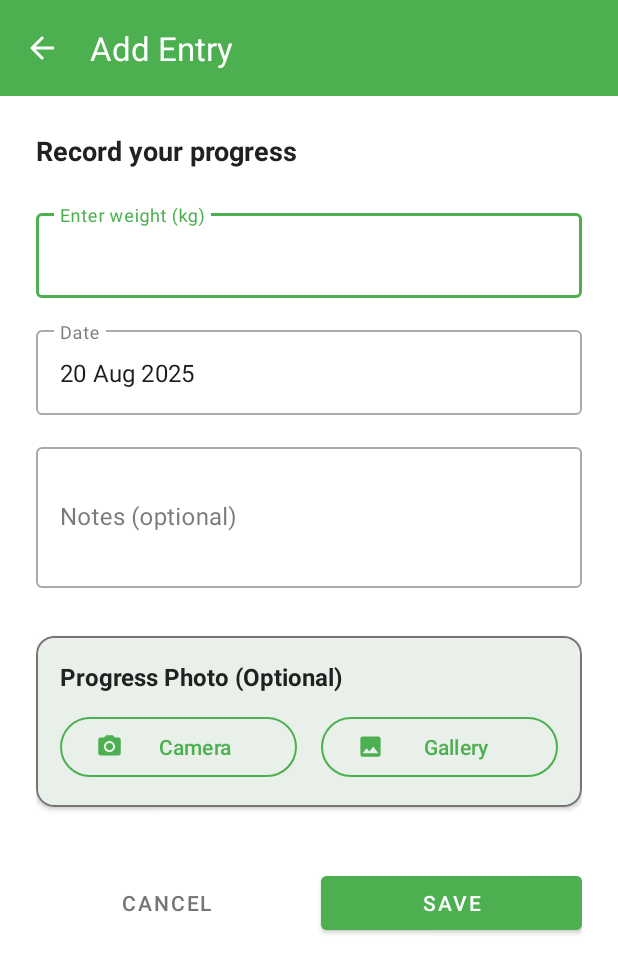
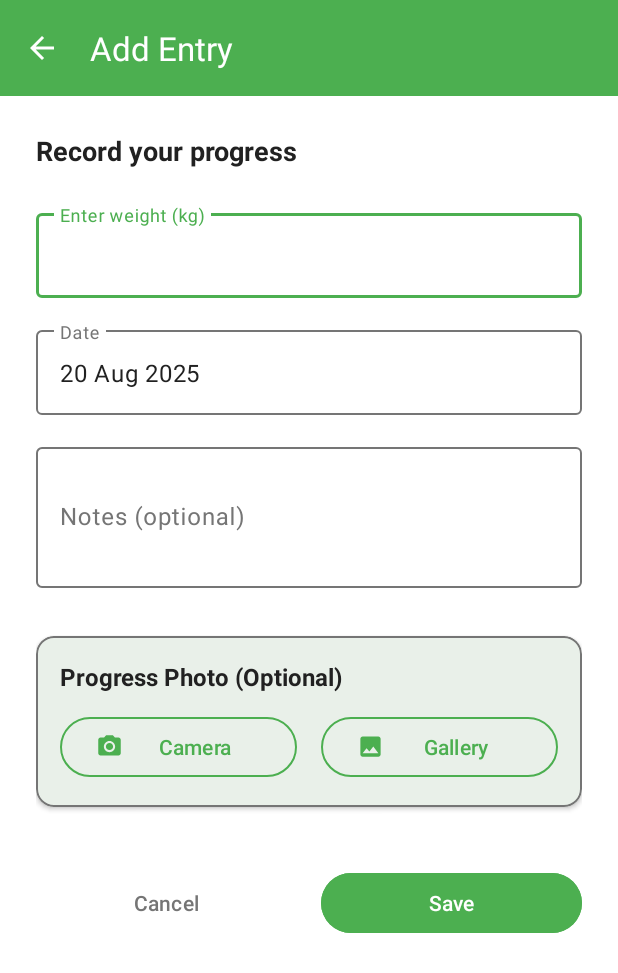
Before and after one commit to millifrikk/ProgressPal, an Android app: the AddEntryActivity screen opened directly, with no data from a screen before it, on a phone screen of 412 x 824 dp. Shown: the top 973 px of the screen. Run offline under Robolectric (Android 15) with nearby library versions, the phone set to English and light mode, and no system bars; our stand-ins replace Room's generated code.

Commit message:
Implement comprehensive Material3 dark mode theme system
- Add complete dark mode support with values-night/ resource qualifiers
- Fix critical visibility issues: calendar date picker text and app bar titles
- Migrate from Material2 to Material3 components throughout the app
- Create adaptive color selectors for seamless light/dark mode transitions
- Update 10+ layout files to use theme attributes instead of hardcoded colors
- Implement Material3 surface container system with 5-level elevation hierarchy
- Add proper status bar and navigation bar theming for both modes
- Document complete migration plan in color-theme-update-and-migration.md

This resolves dark mode visibility issues where UI elements were invisible
due to hardcoded colors. The app now automatically adapts to system theme
settings and provides proper contrast in both light and dark modes.

🤖 Generated with [Claude Code](https://claude.ai/code)

Co-Authored-By: Claude <noreply@anthropic.com>

```diff
--- /dev/null
+++ b/app/src/main/res/color/card_background_selector.xml
@@ -0,0 +1,4 @@
+<?xml version="1.0" encoding="utf-8"?>
+<selector xmlns:android="http://schemas.android.com/apk/res/android">
+    <item android:color="?attr/colorSurfaceVariant" />
+</selector>
--- /dev/null
+++ b/app/src/main/res/color/surface_selector.xml
@@ -0,0 +1,4 @@
+<?xml version="1.0" encoding="utf-8"?>
+<selector xmlns:android="http://schemas.android.com/apk/res/android">
+    <item android:color="?attr/colorSurface" />
+</selector>
--- /dev/null
+++ b/app/src/main/res/color/text_primary_selector.xml
@@ -0,0 +1,4 @@
+<?xml version="1.0" encoding="utf-8"?>
+<selector xmlns:android="http://schemas.android.com/apk/res/android">
+    <item android:color="?attr/colorOnSurface" />
+</selector>
--- /dev/null
+++ b/app/src/main/res/color/text_secondary_selector.xml
@@ -0,0 +1,4 @@
+<?xml version="1.0" encoding="utf-8"?>
+<selector xmlns:android="http://schemas.android.com/apk/res/android">
+    <item android:color="?attr/colorOnSurfaceVariant" />
+</selector>
--- a/app/src/main/res/layout/activity_add_entry.xml
+++ b/app/src/main/res/layout/activity_add_entry.xml
@@ -13,9 +13,9 @@
             android:id="@+id/toolbar"
             android:layout_width="match_parent"
             android:layout_height="?attr/actionBarSize"
-            android:background="@color/pal_primary"
-            app:titleTextColor="@android:color/white"
-            app:navigationIconTint="@android:color/white" />
+            android:background="?attr/colorPrimary"
+            app:titleTextColor="?attr/colorOnPrimary"
+            app:navigationIconTint="?attr/colorOnPrimary" />
 
     </com.google.android.material.appbar.AppBarLayout>
 
@@ -35,7 +35,7 @@
                 android:layout_height="wrap_content"
                 android:layout_marginBottom="24dp"
                 android:text="Record your progress"
-                android:textColor="@color/pal_text_primary"
+                android:textColor="?attr/colorOnSurface"
                 android:textSize="18sp"
                 android:textStyle="bold" />
 
@@ -45,7 +45,7 @@
                 android:layout_height="wrap_content"
                 android:layout_marginBottom="16dp"
                 android:hint="@string/weight_hint"
-                style="@style/Widget.MaterialComponents.TextInputLayout.OutlinedBox">
+                style="@style/Widget.Material3.TextInputLayout.OutlinedBox">
 
                 <com.google.android.material.textfield.TextInputEditText
                     android:id="@+id/et_weight"
@@ -62,7 +62,7 @@
                 android:layout_height="wrap_content"
                 android:layout_marginBottom="16dp"
                 android:hint="Date"
-                style="@style/Widget.MaterialComponents.TextInputLayout.OutlinedBox">
+                style="@style/Widget.Material3.TextInputLayout.OutlinedBox">
 
                 <com.google.android.material.textfield.TextInputEditText
                     android:id="@+id/et_date"
@@ -80,7 +80,7 @@
                 android:layout_height="wrap_content"
                 android:layout_marginBottom="32dp"
                 android:hint="@string/notes_hint"
-                style="@style/Widget.MaterialComponents.TextInputLayout.OutlinedBox">
+                style="@style/Widget.Material3.TextInputLayout.OutlinedBox">
 
                 <com.google.android.material.textfield.TextInputEditText
                     android:id="@+id/et_notes"
@@ -112,7 +112,7 @@
                         android:layout_height="wrap_content"
                         android:layout_marginBottom="12dp"
                         android:text="Progress Photo (Optional)"
-                        android:textColor="@color/pal_text_primary"
+                        android:textColor="?attr/colorOnSurface"
                         android:textSize="16sp"
                         android:textStyle="bold" />
 
@@ -121,7 +121,7 @@
                         android:layout_width="match_parent"
                         android:layout_height="200dp"
                         android:layout_marginBottom="12dp"
-                        android:background="@color/pal_surface"
+                        android:background="?attr/colorSurfaceVariant"
                         android:contentDescription="Progress photo preview"
                         android:scaleType="centerCrop"
                         android:src="@drawable/ic_dashboard"
@@ -141,7 +141,7 @@
                             android:layout_weight="1"
                             android:text="Camera"
                             app:icon="@drawable/ic_camera"
-                            app:strokeColor="@color/pal_primary" />
+                            app:strokeColor="?attr/colorPrimary" />
 
                         <com.google.android.material.button.MaterialButton
                             android:id="@+id/btn_gallery"
@@ -152,7 +152,7 @@
                             android:layout_weight="1"
                             android:text="Gallery"
                             app:icon="@drawable/ic_gallery"
-                            app:strokeColor="@color/pal_primary" />
+                            app:strokeColor="?attr/colorPrimary" />
 
                     </LinearLayout>
 
@@ -164,7 +164,7 @@
                         android:layout_gravity="center_horizontal"
                         android:layout_marginTop="8dp"
                         android:text="Remove Photo"
-                        android:textColor="@color/pal_error"
+                        android:textColor="?attr/colorError"
                         android:visibility="gone" />
 
                 </LinearLayout>
@@ -179,24 +179,24 @@
 
                 <com.google.android.material.button.MaterialButton
                     android:id="@+id/btn_cancel"
-                    style="@style/Widget.MaterialComponents.Button.TextButton"
+                    style="@style/Widget.Material3.Button.TextButton"
                     android:layout_width="0dp"
                     android:layout_height="wrap_content"
                     android:layout_marginEnd="8dp"
                     android:layout_weight="1"
                     android:text="@string/cancel"
-                    android:textColor="@color/pal_text_secondary" />
+                    android:textColor="?attr/colorOnSurfaceVariant" />
 
                 <com.google.android.material.button.MaterialButton
                     android:id="@+id/btn_save"
-                    style="@style/Widget.MaterialComponents.Button"
+                    style="@style/Widget.Material3.Button"
                     android:layout_width="0dp"
                     android:layout_height="wrap_content"
                     android:layout_marginStart="8dp"
                     android:layout_weight="1"
-                    android:backgroundTint="@color/pal_primary"
+                    android:backgroundTint="?attr/colorPrimary"
                     android:text="@string/save"
-                    android:textColor="@android:color/white" />
+                    android:textColor="?attr/colorOnPrimary" />
 
             </LinearLayout>
 
--- a/app/src/main/res/layout/fragment_history.xml
+++ b/app/src/main/res/layout/fragment_history.xml
@@ -36,14 +36,14 @@
                 android:layout_marginBottom="16dp"
                 android:alpha="0.5"
                 android:src="@android:drawable/ic_menu_recent_history"
-                app:tint="@color/pal_text_secondary" />
+                app:tint="?attr/colorOnSurfaceVariant" />
 
             <TextView
                 android:layout_width="wrap_content"
                 android:layout_height="wrap_content"
                 android:layout_marginBottom="8dp"
                 android:text="No Weight History"
-                android:textColor="@color/pal_text_primary"
+                android:textColor="?attr/colorOnSurface"
                 android:textSize="20sp"
                 android:textStyle="bold" />
 
@@ -52,7 +52,7 @@
                 android:layout_height="wrap_content"
                 android:gravity="center"
                 android:text="Start tracking your weight to see your progress history here."
-                android:textColor="@color/pal_text_secondary"
+                android:textColor="?attr/colorOnSurfaceVariant"
                 android:textSize="14sp" />
 
         </LinearLayout>
--- /dev/null
+++ b/app/src/main/res/values-night/colors.xml
@@ -0,0 +1,43 @@
+<?xml version="1.0" encoding="utf-8"?>
+<resources>
+    <!-- DARK MODE COLORS -->
+
+    <!-- Basic colors -->
+    <color name="black">#FF000000</color>
+    <color name="white">#FFFFFFFF</color>
+
+    <!-- Primary Colors (Dark Mode) -->
+    <color name="pal_primary">#81C784</color>          <!-- Lighter green for dark mode -->
+    <color name="pal_primary_dark">#4CAF50</color>     <!-- Keep original green -->
+    <color name="pal_primary_light">#A5D6A7</color>    <!-- Even lighter variant -->
+
+    <!-- Secondary Colors (Dark Mode) -->
+    <color name="pal_secondary">#64B5F6</color>        <!-- Lighter blue for dark mode -->
+    <color name="pal_secondary_dark">#2196F3</color>   <!-- Keep original blue -->
+    <color name="pal_secondary_light">#90CAF9</color>  <!-- Lighter variant -->
+
+    <!-- Accent Colors -->
+    <color name="pal_accent">#FFB74D</color>           <!-- Lighter orange for dark mode -->
+    <color name="pal_success">#A5D6A7</color>          <!-- Lighter green success -->
+    <color name="pal_warning">#FFD54F</color>          <!-- Lighter amber warning -->
+    <color name="pal_error">#EF5350</color>            <!-- Lighter red error -->
+
+    <!-- Surface & Background (Dark Mode) -->
+    <color name="pal_background">#121212</color>       <!-- Material dark background -->
+    <color name="pal_surface">#1E1E1E</color>          <!-- Material dark surface -->
+
+    <!-- Text Colors (Dark Mode) -->
+    <color name="pal_text_primary">#FFFFFF</color>     <!-- White text -->
+    <color name="pal_text_secondary">#B0B0B0</color>   <!-- Gray text -->
+
+    <!-- UI Elements (Dark Mode) -->
+    <color name="pal_divider">#3C3C3C</color>          <!-- Dark dividers -->
+    <color name="pal_border">#4A4A4A</color>           <!-- Dark borders -->
+    <color name="pal_progress_background">#1B5E20</color>  <!-- Dark green background -->
+
+    <!-- Dark Mode Specific Colors -->
+    <color name="pal_background_dark">#121212</color>
+    <color name="pal_surface_dark">#1E1E1E</color>
+    <color name="pal_text_primary_dark">#FFFFFF</color>
+    <color name="pal_text_secondary_dark">#B0B0B0</color>
+</resources>
--- /dev/null
+++ b/app/src/main/res/values-night/themes.xml
@@ -0,0 +1,82 @@
+<?xml version="1.0" encoding="utf-8"?>
+<resources>
+    <!-- Dark theme overrides -->
+    <style name="Theme.ProgressPal" parent="Theme.Material3.DayNight">
+        <!-- Primary brand color (Dark Mode) -->
+        <item name="colorPrimary">@color/pal_primary</item>
+        <item name="colorOnPrimary">@color/black</item>
+        <item name="colorPrimaryContainer">@color/pal_primary_dark</item>
+        <item name="colorOnPrimaryContainer">@color/white</item>
+
+        <!-- Secondary brand color (Dark Mode) -->
+        <item name="colorSecondary">@color/pal_secondary</item>
+        <item name="colorOnSecondary">@color/black</item>
+        <item name="colorSecondaryContainer">@color/pal_secondary_dark</item>
+        <item name="colorOnSecondaryContainer">@color/white</item>
+
+        <!-- Tertiary colors (Dark Mode) -->
+        <item name="colorTertiary">@color/pal_primary</item>
+        <item name="colorOnTertiary">@color/black</item>
+        <item name="colorTertiaryContainer">@color/pal_primary_dark</item>
+        <item name="colorOnTertiaryContainer">@color/white</item>
+
+        <!-- Surface colors (Dark Mode) -->
+        <item name="colorSurface">@color/pal_surface</item>
+        <item name="colorOnSurface">@color/pal_text_primary</item>
+        <item name="colorSurfaceVariant">#2C2C2C</item>
+        <item name="colorOnSurfaceVariant">@color/pal_text_secondary</item>
+
+        <!-- Material3 Surface Container System (Dark Mode) -->
+        <item name="colorSurfaceContainer">#2C2C2C</item>
+        <item name="colorSurfaceContainerLow">#1E1E1E</item>
+        <item name="colorSurfaceContainerLowest">#121212</item>
+        <item name="colorSurfaceContainerHigh">#3C3C3C</item>
+        <item name="colorSurfaceContainerHighest">#4A4A4A</item>
+
+        <!-- Background colors (Dark Mode) -->
+        <item name="android:colorBackground">@color/pal_background</item>
+        <item name="colorOnBackground">@color/pal_text_primary</item>
+
+        <!-- Error colors (Dark Mode) -->
+        <item name="colorError">@color/pal_error</item>
+        <item name="colorOnError">@color/black</item>
+        <item name="colorErrorContainer">@color/pal_error</item>
+        <item name="colorOnErrorContainer">@color/white</item>
+
+        <!-- Outline colors (Dark Mode) -->
+        <item name="colorOutline">@color/pal_border</item>
+        <item name="colorOutlineVariant">@color/pal_divider</item>
+
+        <!-- Status bar (Dark Mode) -->
+        <item name="android:statusBarColor">@color/pal_background</item>
+        <item name="android:windowLightStatusBar">false</item>
+
+        <!-- Navigation bar (Dark Mode) -->
+        <item name="android:navigationBarColor">@color/pal_background</item>
+        <item name="android:windowLightNavigationBar">false</item>
+
+        <!-- Material3 Text Appearances -->
+        <item name="textAppearanceBodyLarge">@style/TextAppearance.Material3.BodyLarge</item>
+        <item name="textAppearanceBodyMedium">@style/TextAppearance.Material3.BodyMedium</item>
+        <item name="textAppearanceBodySmall">@style/TextAppearance.Material3.BodySmall</item>
+        <item name="textAppearanceLabelLarge">@style/TextAppearance.Material3.LabelLarge</item>
+        <item name="textAppearanceLabelMedium">@style/TextAppearance.Material3.LabelMedium</item>
+        <item name="textAppearanceLabelSmall">@style/TextAppearance.Material3.LabelSmall</item>
+        <item name="textAppearanceHeadlineLarge">@style/TextAppearance.Material3.HeadlineLarge</item>
+        <item name="textAppearanceHeadlineMedium">@style/TextAppearance.Material3.HeadlineMedium</item>
+        <item name="textAppearanceHeadlineSmall">@style/TextAppearance.Material3.HeadlineSmall</item>
+        <item name="textAppearanceTitleLarge">@style/TextAppearance.Material3.TitleLarge</item>
+        <item name="textAppearanceTitleMedium">@style/TextAppearance.Material3.TitleMedium</item>
+        <item name="textAppearanceTitleSmall">@style/TextAppearance.Material3.TitleSmall</item>
+        <item name="textAppearanceDisplayLarge">@style/TextAppearance.Material3.DisplayLarge</item>
+        <item name="textAppearanceDisplayMedium">@style/TextAppearance.Material3.DisplayMedium</item>
+        <item name="textAppearanceDisplaySmall">@style/TextAppearance.Material3.DisplaySmall</item>
+    </style>
+
+    <!-- NoActionBar theme for splash screen (Dark Mode) -->
+    <style name="Theme.ProgressPal.NoActionBar" parent="Theme.ProgressPal">
+        <item name="windowActionBar">false</item>
+        <item name="windowNoTitle">true</item>
+        <item name="android:windowFullscreen">true</item>
+    </style>
+</resources>
--- a/app/src/main/res/values/colors.xml
+++ b/app/src/main/res/values/colors.xml
@@ -1,35 +1,41 @@
 <?xml version="1.0" encoding="utf-8"?>
 <resources>
+    <!-- LIGHT MODE COLORS -->
+
     <!-- Basic colors -->
     <color name="black">#FF000000</color>
     <color name="white">#FFFFFFFF</color>
 
-    <!-- Primary Colors -->
-    <color name="pal_primary">#4CAF50</color>
-    <color name="pal_primary_dark">#388E3C</color>
-    <color name="pal_primary_light">#81C784</color>
+    <!-- Primary Colors (Light Mode) -->
+    <color name="pal_primary">#4CAF50</color>          <!-- Material Green 500 -->
+    <color name="pal_primary_dark">#388E3C</color>     <!-- Material Green 700 -->
+    <color name="pal_primary_light">#81C784</color>    <!-- Material Green 300 -->
 
-    <!-- Secondary Colors -->
-    <color name="pal_secondary">#2196F3</color>
-    <color name="pal_secondary_dark">#1976D2</color>
-    <color name="pal_secondary_light">#64B5F6</color>
+    <!-- Secondary Colors (Light Mode) -->
+    <color name="pal_secondary">#2196F3</color>        <!-- Material Blue 500 -->
+    <color name="pal_secondary_dark">#1976D2</color>   <!-- Material Blue 700 -->
+    <color name="pal_secondary_light">#64B5F6</color>  <!-- Material Blue 300 -->
 
-    <!-- Accent Colors -->
-    <color name="pal_accent">#FF9800</color>
-    <color name="pal_success">#8BC34A</color>
-    <color name="pal_warning">#FFC107</color>
-    <color name="pal_error">#F44336</color>
+    <!-- Accent & Status Colors -->
+    <color name="pal_accent">#FF9800</color>           <!-- Orange accent -->
+    <color name="pal_success">#8BC34A</color>          <!-- Light green success -->
+    <color name="pal_warning">#FFC107</color>          <!-- Amber warning -->
+    <color name="pal_error">#F44336</color>            <!-- Red error -->
 
-    <!-- Neutral Colors -->
-    <color name="pal_background">#FFFFFF</color>
-    <color name="pal_surface">#F5F5F5</color>
-    <color name="pal_text_primary">#212121</color>
-    <color name="pal_text_secondary">#757575</color>
-    <color name="pal_divider">#E0E0E0</color>
-    <color name="pal_border">#CCCCCC</color>
-    <color name="pal_progress_background">#E8F5E8</color>
+    <!-- Surface & Background (Light Mode) -->
+    <color name="pal_background">#FFFFFF</color>       <!-- Pure white -->
+    <color name="pal_surface">#F5F5F5</color>          <!-- Light gray surface -->
 
-    <!-- Dark Mode Colors -->
+    <!-- Text Colors (Light Mode) -->
+    <color name="pal_text_primary">#212121</color>     <!-- Dark gray text -->
+    <color name="pal_text_secondary">#757575</color>   <!-- Medium gray text -->
+
+    <!-- UI Elements (Light Mode) -->
+    <color name="pal_divider">#E0E0E0</color>          <!-- Light dividers -->
+    <color name="pal_border">#CCCCCC</color>           <!-- Light borders -->
+    <color name="pal_progress_background">#E8F5E8</color>  <!-- Light green background -->
+
+    <!-- Legacy Dark Mode Colors (kept for backwards compatibility) -->
     <color name="pal_background_dark">#121212</color>
     <color name="pal_surface_dark">#1E1E1E</color>
     <color name="pal_text_primary_dark">#FFFFFF</color>
--- a/app/src/main/res/values/themes.xml
+++ b/app/src/main/res/values/themes.xml
@@ -20,11 +20,18 @@
         <item name="colorTertiaryContainer">@color/pal_primary_dark</item>
         <item name="colorOnTertiaryContainer">@color/white</item>
 
-        <!-- Surface colors -->
+            <!-- Surface colors (Light Mode) -->
         <item name="colorSurface">@color/pal_surface</item>
         <item name="colorOnSurface">@color/pal_text_primary</item>
-        <item name="colorSurfaceVariant">@color/pal_surface</item>
+        <item name="colorSurfaceVariant">#F3F3F3</item>
         <item name="colorOnSurfaceVariant">@color/pal_text_secondary</item>
+
+        <!-- Material3 Surface Container System (Light Mode) -->
+        <item name="colorSurfaceContainer">#F3F3F3</item>
+        <item name="colorSurfaceContainerLow">#FCFCFC</item>
+        <item name="colorSurfaceContainerLowest">@color/white</item>
+        <item name="colorSurfaceContainerHigh">#ECECEC</item>
+        <item name="colorSurfaceContainerHighest">#E6E6E6</item>
 
         <!-- Outline colors -->
         <item name="colorOutline">@color/pal_text_secondary</item>
@@ -36,9 +43,18 @@
         <item name="colorErrorContainer">@color/pal_error</item>
         <item name="colorOnErrorContainer">@color/white</item>
 
-        <!-- Background colors -->
+        <!-- Background colors (Light Mode) -->
+        <item name="android:colorBackground">@color/pal_background</item>
+        <item name="colorOnBackground">@color/pal_text_primary</item>
+
+        <!-- Status bar (Light Mode) -->
+        <item name="android:statusBarColor">@color/pal_primary</item>
+        <item name="android:windowLightStatusBar">false</item>
         <item name="android:windowBackground">@color/pal_background</item>
-        <item name="android:statusBarColor">@color/pal_primary</item>
+
+        <!-- Navigation bar (Light Mode) -->
+        <item name="android:navigationBarColor">@color/pal_background</item>
+        <item name="android:windowLightNavigationBar">true</item>
 
         <!-- Material3 Text Appearances -->
         <item name="textAppearanceBodyLarge">@style/TextAppearance.Material3.BodyLarge</item>
@@ -67,43 +83,43 @@
     <style name="ProgressPal.Headline1">
         <item name="android:textSize">32sp</item>
         <item name="android:textStyle">bold</item>
-        <item name="android:textColor">@color/pal_text_primary</item>
+        <item name="android:textColor">?attr/colorOnSurface</item>
     </style>
 
     <style name="ProgressPal.Headline2">
         <item name="android:textSize">24sp</item>
         <item name="android:textStyle">bold</item>
-        <item name="android:textColor">@color/pal_text_primary</item>
+        <item name="android:textColor">?attr/colorOnSurface</item>
     </style>
 
     <style name="ProgressPal.Body1">
         <item name="android:textSize">16sp</item>
-        <item name="android:textColor">@color/pal_text_primary</item>
+        <item name="android:textColor">?attr/colorOnSurface</item>
     </style>
 
     <style name="ProgressPal.Body2">
         <item name="android:textSize">14sp</item>
-        <item name="android:textColor">@color/pal_text_secondary</item>
+        <item name="android:textColor">?attr/colorOnSurfaceVariant</item>
     </style>
 
     <style name="ProgressPal.Button">
         <item name="android:textSize">14sp</item>
         <item name="android:textAllCaps">false</item>
-        <item name="android:background">@color/pal_primary</item>
-        <item name="android:textColor">@color/white</item>
+        <item name="android:background">?attr/colorPrimary</item>
+        <item name="android:textColor">?attr/colorOnPrimary</item>
     </style>
 
     <style name="ProgressPal.Button.Outlined">
         <item name="android:textSize">14sp</item>
         <item name="android:textAllCaps">false</item>
         <item name="android:background">@android:color/transparent</item>
-        <item name="android:textColor">@color/pal_primary</item>
+        <item name="android:textColor">?attr/colorPrimary</item>
     </style>
 
     <style name="ProgressPal.Card">
         <item name="cardCornerRadius">8dp</item>
         <item name="cardElevation">2dp</item>
-        <item name="cardBackgroundColor">@color/white</item>
+        <item name="cardBackgroundColor">?attr/colorSurface</item>
     </style>
 
     <!-- NoActionBar theme for splash screen -->
```
Also changed, not shown: app/src/main/res/layout/activity_onboarding.xml (+8 -8 lines), app/src/main/res/layout/activity_premium_upgrade.xml (+16 -16 lines), app/src/main/res/layout/activity_splash.xml (+4 -4 lines), app/src/main/res/layout/fragment_dashboard.xml (+20 -20 lines), app/src/main/res/layout/fragment_insights.xml (+8 -8 lines), app/src/main/res/layout/fragment_statistics.xml (+53 -53 lines), app/src/main/res/layout/fragment_welcome.xml (+9 -9 lines), app/src/main/res/layout/item_weight_history.xml (+6 -6 lines), 1 other file.
